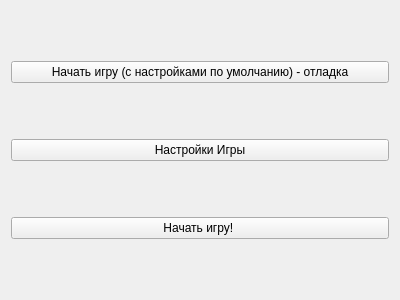
Before: the Qt Designer form Nayda/start_new_room.ui in Mar94oK/Nayda, drawn with Qt 5.
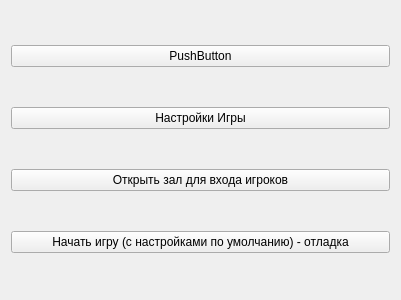
After: the same form once the commit is applied.

Commit message: Minor FromRefactoring - rename the button for debug start.

Patch:
```diff
--- a/Nayda/start_new_room.ui
+++ b/Nayda/start_new_room.ui
@@ -6,7 +6,7 @@
    <rect>
     <x>0</x>
     <y>0</y>
-    <width>400</width>
+    <width>401</width>
     <height>300</height>
    </rect>
   </property>
@@ -14,13 +14,6 @@
    <string>Form</string>
   </property>
   <layout class="QGridLayout" name="gridLayout">
-   <item row="0" column="0">
-    <widget class="QPushButton" name="pushButton">
-     <property name="text">
-      <string>Начать игру (с настройками по умолчанию) - отладка</string>
-     </property>
-    </widget>
-   </item>
    <item row="1" column="0">
     <widget class="QPushButton" name="btn_Settings">
      <property name="text">
@@ -31,7 +24,21 @@
    <item row="2" column="0">
     <widget class="QPushButton" name="btn_StartTheGame">
      <property name="text">
-      <string>Начать игру! </string>
+      <string>Открыть зал для входа игроков</string>
+     </property>
+    </widget>
+   </item>
+   <item row="3" column="0">
+    <widget class="QPushButton" name="btn_DebugStart">
+     <property name="text">
+      <string>Начать игру (с настройками по умолчанию) - отладка</string>
+     </property>
+    </widget>
+   </item>
+   <item row="0" column="0">
+    <widget class="QPushButton" name="pushButton_2">
+     <property name="text">
+      <string>PushButton</string>
      </property>
     </widget>
    </item>
```
Left out of the diff: 2 changed lines with no effect on the pictures. The commit also changes 1 other file.
